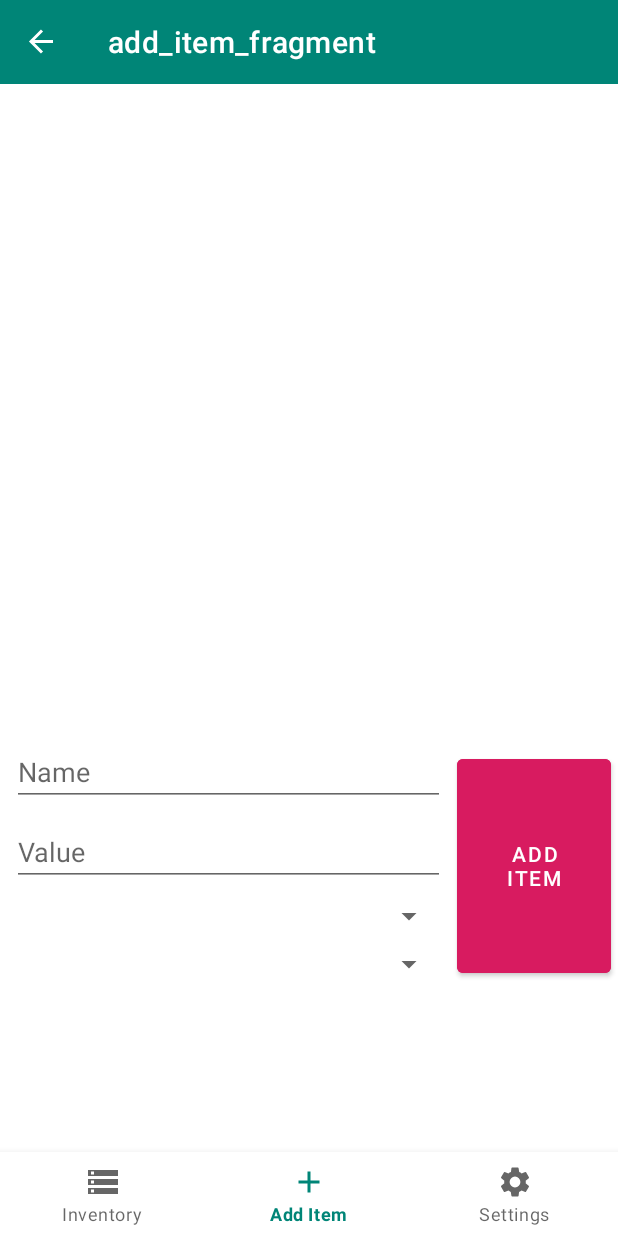
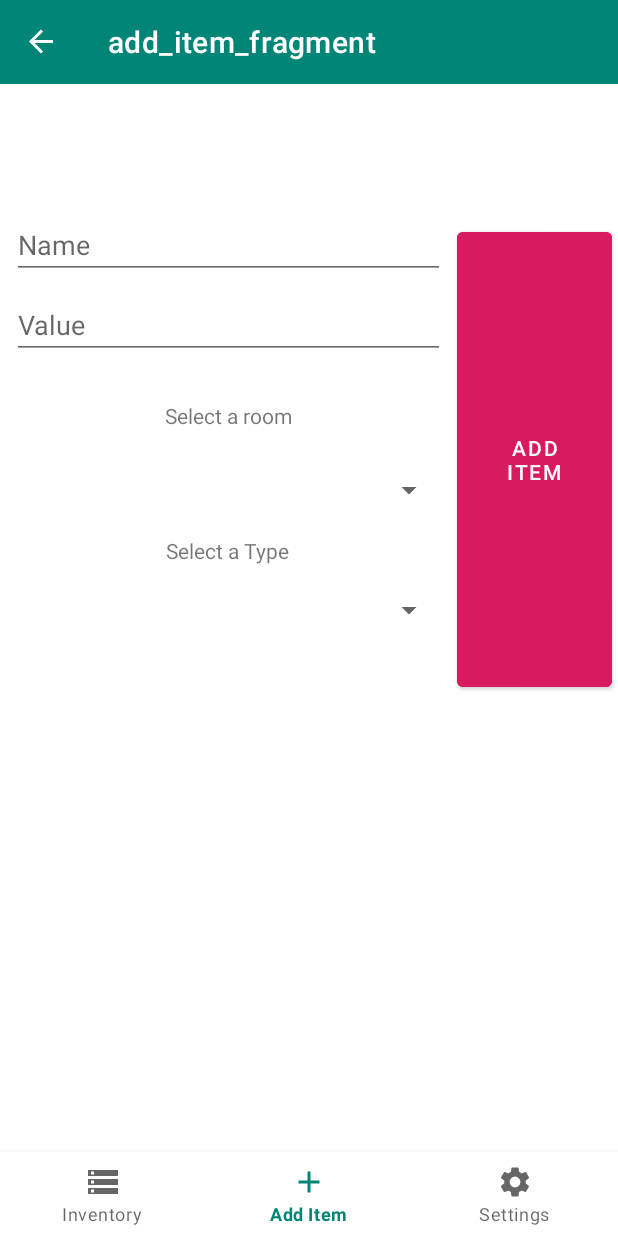
Before and after one commit to GlennvanWezel/MI4Home, an Android app: the AddItemFragment screen opened through its navigation route, on a phone screen of 412 x 824 dp. Run offline under Robolectric (Android 15) with nearby library versions, the phone set to English and light mode, and no system bars; our stand-ins replace Firebase (no records; nobody signed in at launch, a user with empty details on screens opened directly), navigation-ui; libraries missing offline, so code that uses them is left out: com.firebase.ui; 5 statements that could not run were skipped.

Commit message:
Misc changes

```diff
--- a/app/src/main/java/com/example/mi4/ui/ItemsActivity.kt
+++ b/app/src/main/java/com/example/mi4/ui/ItemsActivity.kt
@@ -22,6 +22,7 @@ import com.firebase.ui.auth.IdpResponse
 import com.google.firebase.auth.FirebaseAuth
 import com.google.firebase.auth.FirebaseUser
 import com.google.firebase.firestore.FirebaseFirestore
+import com.google.firebase.firestore.SetOptions
 import kotlinx.android.synthetic.main.activity_items.*
 
 class ItemsActivity : AppCompatActivity() {
@@ -44,7 +45,7 @@ class ItemsActivity : AppCompatActivity() {
             AuthUI.IdpConfig.EmailBuilder().build()
         )
 
-        FirebaseAuth.getInstance().signOut()
+        //FirebaseAuth.getInstance().signOut()
         if(FirebaseAuth.getInstance().currentUser == null){
             ActivityCompat.startActivityForResult(this,
                 AuthUI.getInstance()
@@ -63,7 +64,7 @@ class ItemsActivity : AppCompatActivity() {
     override fun onActivityResult(requestCode: Int, resultCode: Int, data: Intent?) {
         super.onActivityResult(requestCode, resultCode, data)
 
-        if (requestCode == RC_SIGN_IN) {
+        if (requestCode == this.RC_SIGN_IN) {
             //val response = IdpResponse.fromResultIntent(data)
 
             if (resultCode == Activity.RESULT_OK) {
@@ -92,7 +93,11 @@ class ItemsActivity : AppCompatActivity() {
                 listOf(
                     Type(1,"Electronics",1200.00)
                 ))
-            FirebaseFirestore.getInstance().collection("users").document(user.uid).set(userEntity)
+            FirebaseFirestore
+                .getInstance()
+                .collection("users")
+                .document(user.uid)
+                .set(userEntity, SetOptions.merge())
 
         }
     }
--- a/app/src/main/java/com/example/mi4/ui/ItemsViewModel.kt
+++ b/app/src/main/java/com/example/mi4/ui/ItemsViewModel.kt
@@ -3,9 +3,10 @@ package com.example.mi4.ui
 import androidx.lifecycle.ViewModel
 import com.example.mi4.data.db.entity.Item
 import com.example.mi4.data.ItemRepository
+import com.example.mi4.data.repository.ItemRepositoryImpl
 
-class ItemsViewModel(private val itemRepository: ItemRepository) : ViewModel() {
-    fun getItems() = itemRepository.getItems()
+class ItemsViewModel(private val itemRepository: ItemRepositoryImpl) : ViewModel() {
+    //fun getItems() = itemRepository.getCurrentItems()
 
     fun addItem(item: Item) = itemRepository.addItem(item)
 }
--- a/app/src/main/java/com/example/mi4/ui/items/ItemsViewModelFactory.kt
+++ b/app/src/main/java/com/example/mi4/ui/items/ItemsViewModelFactory.kt
@@ -3,6 +3,7 @@ package com.example.mi4.ui.items
 import androidx.lifecycle.ViewModel
 import androidx.lifecycle.ViewModelProvider
 import com.example.mi4.data.ItemRepository
+import com.example.mi4.data.repository.ItemRepositoryImpl
 import com.example.mi4.ui.ItemsViewModel
 
 class ItemsViewModelFactory(private val itemRepository: ItemRepository)
@@ -10,6 +11,6 @@ class ItemsViewModelFactory(private val itemRepository: ItemRepository)
 
     @Suppress("UNCHECKED_CAST")
     override fun <T : ViewModel?> create(modelClass: Class<T>): T {
-        return ItemsViewModel(itemRepository) as T
+        return ItemsViewModel(ItemRepositoryImpl()) as T
     }
 }
--- a/app/src/main/res/layout/add_item_fragment.xml
+++ b/app/src/main/res/layout/add_item_fragment.xml
@@ -17,9 +17,9 @@
     />
 
     <TextView
-            android:id="@+id/textView_items"
-            android:layout_width="match_parent"
-            android:layout_height="0dp"
+            android:id="@+id/textView_errors"
+            android:layout_width="wrap_content"
+            android:layout_height="wrap_content"
             app:layout_constraintHeight_percent="0.55"
             android:layout_marginStart="8dp"
             android:layout_marginTop="8dp"
@@ -27,7 +27,6 @@
             android:layout_marginBottom="8dp"
             android:scrollbars="vertical"
             android:textAppearance="@style/TextAppearance.AppCompat.Large"
-            tools:text="I like pineapples. - Thomas Jefferson"
             app:layout_constraintBottom_toBottomOf="parent"
             app:layout_constraintEnd_toEndOf="parent"
             app:layout_constraintHorizontal_bias="0.0"
@@ -49,7 +48,7 @@
             app:layout_constraintEnd_toEndOf="parent"
             app:layout_constraintHorizontal_bias="0.0"
             app:layout_constraintStart_toStartOf="parent"
-            app:layout_constraintTop_toBottomOf="@+id/textView_items"
+            app:layout_constraintTop_toBottomOf="@+id/textView_errors"
             app:layout_constraintVertical_bias="0.0" android:inputType="text" android:autofillHints=""/>
 
     <EditText
@@ -68,6 +67,14 @@
             app:layout_constraintStart_toStartOf="parent"
             app:layout_constraintTop_toBottomOf="@+id/editText_itemName"
             app:layout_constraintVertical_bias="0.0" android:inputType="numberDecimal" android:autofillHints=""/>
+    <TextView
+            android:layout_width="wrap_content"
+            android:layout_height="wrap_content"
+            app:layout_constraintTop_toBottomOf="@id/editText_value"
+            app:layout_constraintBottom_toTopOf="@id/spinner_room"
+            app:layout_constraintLeft_toLeftOf="parent"
+            app:layout_constraintRight_toLeftOf="@id/button_add_item"
+            android:text="@string/select_a_room"/>
     <Spinner
             android:id="@+id/spinner_room"
             android:layout_width="0dp"
@@ -83,7 +90,16 @@
             app:layout_constraintHorizontal_bias="0.0"
             app:layout_constraintStart_toStartOf="parent"
             app:layout_constraintTop_toBottomOf="@+id/editText_value"
-            app:layout_constraintVertical_bias="0.0"/>
+            app:layout_constraintVertical_bias="0.138"
+    />
+    <TextView
+            android:layout_width="wrap_content"
+            android:layout_height="wrap_content"
+            app:layout_constraintTop_toBottomOf="@id/spinner_room"
+            app:layout_constraintBottom_toTopOf="@id/spinner_type"
+            app:layout_constraintLeft_toLeftOf="parent"
+            app:layout_constraintRight_toLeftOf="@id/button_add_item"
+            android:text="@string/select_a_type"/>
     <Spinner
             android:id="@+id/spinner_type"
             android:layout_width="0dp"
@@ -99,11 +115,11 @@
             app:layout_constraintHorizontal_bias="0.0"
             app:layout_constraintStart_toStartOf="parent"
             app:layout_constraintTop_toBottomOf="@+id/spinner_room"
-            app:layout_constraintVertical_bias="0.0"/>
+            app:layout_constraintVertical_bias="0.123"/>
     <Button
             android:id="@+id/button_add_item"
-            android:layout_width="0dp"
-            android:layout_height="0dp"
+            android:layout_width="103dp"
+            android:layout_height="315dp"
             android:layout_marginStart="8dp"
             android:layout_marginTop="8dp"
             android:layout_marginEnd="8dp"
--- a/app/src/main/res/values/strings.xml
+++ b/app/src/main/res/values/strings.xml
@@ -10,4 +10,11 @@
     <string name="add_item">Add Item</string>
     <string name="the_users_profile_picture">The users\' profile picture</string>
     <string name="itemsnotyetloaded">ITEMS NOT YET LOADED IN</string>
+    <string name="select_a_room">Select a room</string>
+    <string name="select_a_type">Select a Type</string>
+    <string name="error_select_a_room">Select a Room!</string>
+    <string name="error_select_a_type">Select a Type!</string>
+    <string name="error_value_cannot_be_empty">Wrong input: must not be empty</string>
+    <string name="error_name_cannot_be_empty">Wrong input: must not be empty</string>
+    <string name="the_delete_button">The Delete Button</string>
 </resources>
```
Also changed, not shown: app/src/main/ic_deleteItem-web.png (added).
